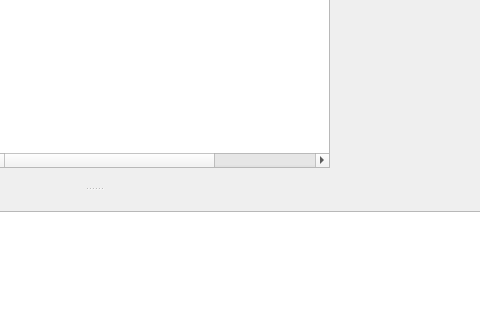
Old version of the form view/main_window/main_window.ui in the repository nextfoam/baram; both pictures show x 517 to 997 and y 466 to 786 of the 1221 by 891 pixel window.
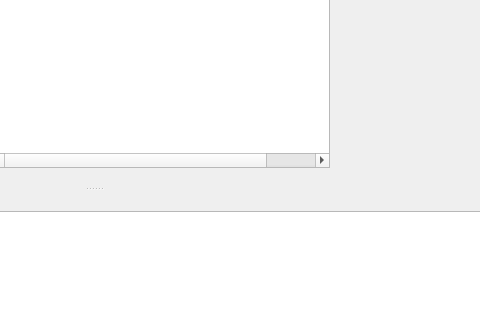
New version of the form. Icons and pictures are not drawn. Custom widgets are drawn as their Qt base class.

Commit message: display control에서 noCut 아이콘 제거

What changed in the file:
```diff
--- a/view/main_window/main_window.ui
+++ b/view/main_window/main_window.ui
@@ -2223,7 +2223,7 @@
                   <bool>true</bool>
                  </property>
                  <property name="columnCount">
-                  <number>5</number>
+                  <number>4</number>
                  </property>
                  <attribute name="headerVisible">
                   <bool>true</bool>
@@ -2251,11 +2251,6 @@
                    <string/>
                   </property>
                  </column>
-                 <column>
-                  <property name="text">
-                   <string/>
-                  </property>
-                 </column>
                 </widget>
                </item>
               </layout>
```
The commit also changes 1 other file.
